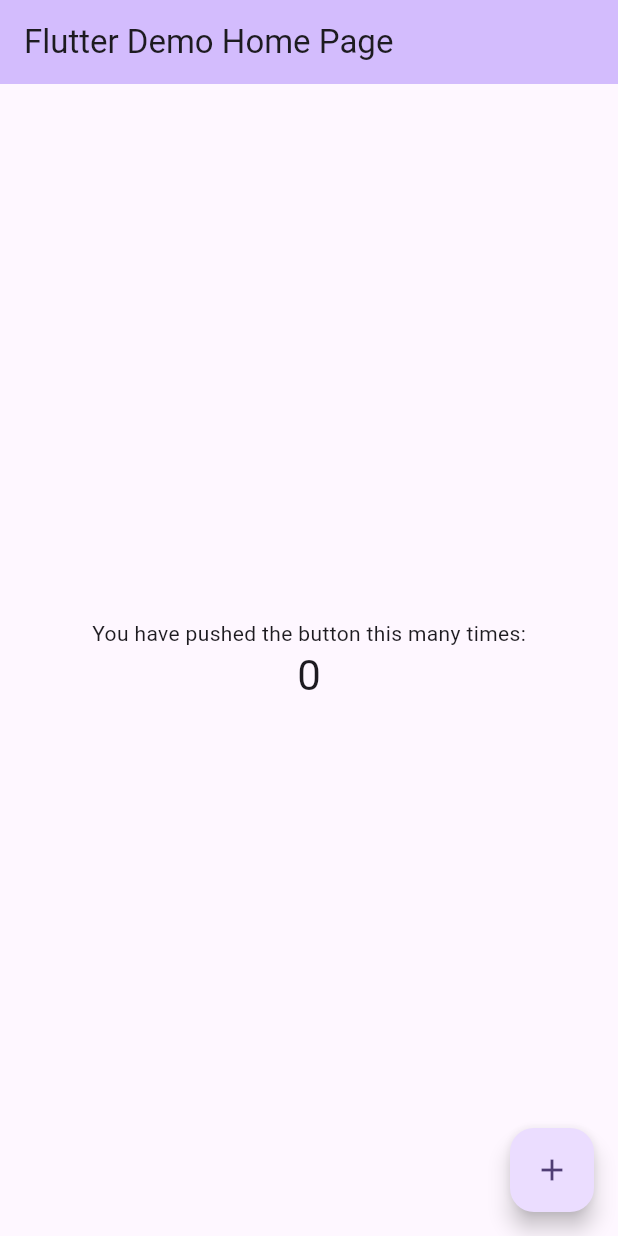
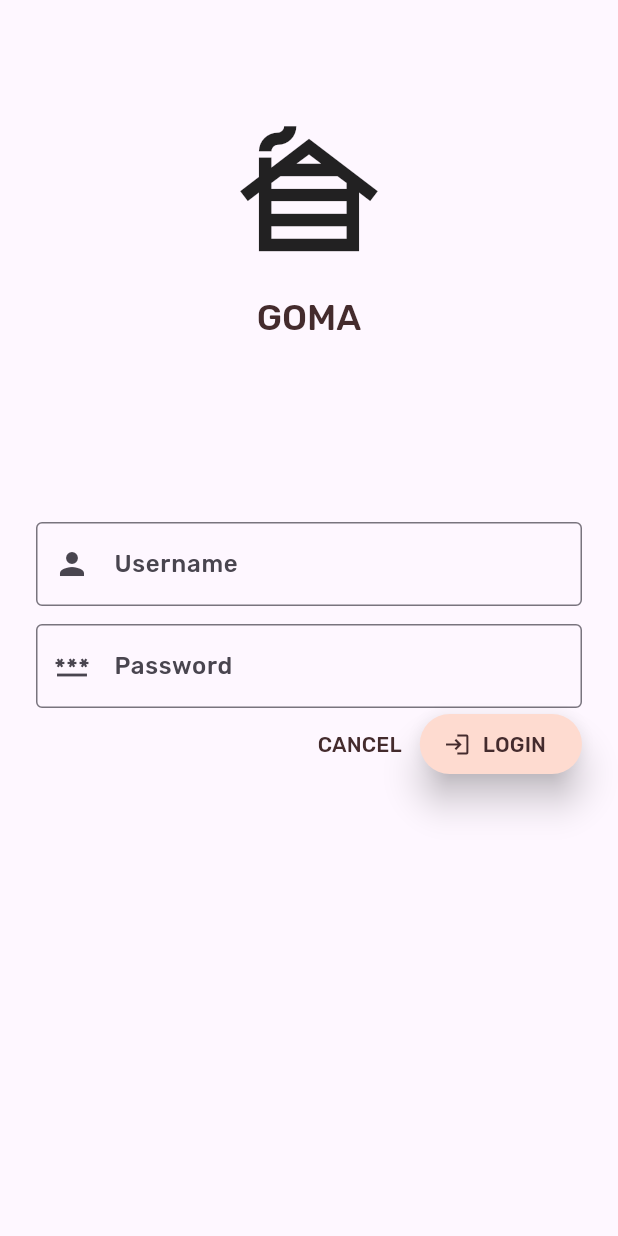
Before and after one commit to HanielPinheiro/FlutterStudies, a Flutter app: the screen it shows after launch, on a phone screen of 412 x 824 dp. Run offline on Flutter 3.47's test engine with Material 3 defaults, Android fonts, the phone set to English and light mode, and no system bars.

Commit message:
Material App Design
MDC tutorial in Codelab

```diff
--- /dev/null
+++ b/Praticando/lib/design/colors.dart
@@ -0,0 +1,13 @@
+import 'package:flutter/material.dart';
+
+const kShrinePink50 = Color(0xFFFEEAE6);
+const kShrinePink100 = Color(0xFFFEDBD0);
+const kShrinePink300 = Color(0xFFFBB8AC);
+const kShrinePink400 = Color(0xFFEAA4A4);
+
+const kShrineBrown900 = Color(0xFF442B2D);
+
+const kShrineErrorRed = Color(0xFFC5032B);
+
+const kShrineSurfaceWhite = Color(0xFFFFFBFA);
+const kShrineBackgroundWhite = Colors.white;
--- /dev/null
+++ b/Praticando/lib/design/theme.dart
@@ -0,0 +1,28 @@
+import 'package:flutter/material.dart';
+import 'colors.dart';
+
+class ShrineTheme {
+  static ThemeData buildShrineTheme() {
+    final ThemeData base = ThemeData.light(useMaterial3: true);
+    return base.copyWith(
+      colorScheme: base.colorScheme.copyWith( primary: kShrinePink100,onPrimary: kShrineBrown900,secondary: kShrineBrown900,error: kShrineErrorRed),
+      textTheme: ShrineTheme.buildShrineTextTheme(base.textTheme),
+      textSelectionTheme: const TextSelectionThemeData(selectionColor: kShrinePink100),
+      inputDecorationTheme: const InputDecorationTheme(
+          border: OutlineInputBorder(),
+          focusedBorder: OutlineInputBorder( borderSide: BorderSide(width: 2.0,color: kShrineBrown900)),
+          floatingLabelStyle: TextStyle(color: kShrineBrown900),
+      ),
+    );
+  }
+
+  static TextTheme buildShrineTextTheme(TextTheme base) {
+    return base
+        .copyWith(
+          headlineSmall: base.headlineSmall!.copyWith(fontWeight: FontWeight.w500),
+          titleLarge: base.titleLarge!.copyWith(fontSize: 18.0),
+          bodySmall: base.bodySmall!.copyWith(fontWeight: FontWeight.w400, fontSize: 14.0),
+          bodyLarge: base.bodyLarge!.copyWith(fontWeight: FontWeight.w500, fontSize: 16.0),
+        ).apply(fontFamily: 'Rubik', displayColor: kShrineBrown900, bodyColor: kShrineBrown900);
+  }
+}
--- /dev/null
+++ b/Praticando/lib/login.dart
@@ -0,0 +1,48 @@
+import 'package:flutter/material.dart';
+
+class LoginPage extends StatefulWidget {
+  const LoginPage({super.key});
+
+  @override
+  _LoginPageState createState() => _LoginPageState();
+}
+
+class _LoginPageState extends State<LoginPage> {
+  final _usernameController = TextEditingController();
+  final _passwordController = TextEditingController();
+
+  @override
+  Widget build(BuildContext context) {
+    return Scaffold(
+      body: SafeArea(
+        child: ListView(
+          padding: const EdgeInsets.symmetric(horizontal: 24.0),
+          children: <Widget>[
+            const SizedBox(height: 80.0),
+            Column(children: <Widget> [ Icon(Icons.cabin,size: 100, semanticLabel: 'logo',), const SizedBox(height: 16.0), Text('GOMA', style: Theme.of(context).textTheme.headlineSmall)]),
+            const SizedBox(height: 120.0),
+
+            TextField(controller: _usernameController,decoration: const InputDecoration(prefixIcon: Icon(Icons.person),labelText: 'Username')),
+            const SizedBox(height: 12.0),
+            TextField(controller: _passwordController,decoration: const InputDecoration(prefixIcon: Icon(Icons.password),labelText: 'Password'),obscureText: true),
+
+            OverflowBar(
+              alignment: MainAxisAlignment.end, // TODO: Add a beveled rectangular border to CANCEL (103)
+              children: <Widget>[
+                TextButton(
+                      onPressed: () { _usernameController.clear(); _passwordController.clear(); },
+                      style: TextButton.styleFrom(foregroundColor: Theme.of(context).colorScheme.secondary),child: const Text('CANCEL'),
+                ),
+                ElevatedButton.icon(
+                      icon: Icon(Icons.login, color: Theme.of(context).colorScheme.secondary,),
+                      label: const Text('LOGIN'), onPressed: () { Navigator.pop(context); },
+                      style: ElevatedButton.styleFrom( foregroundColor: Theme.of(context).colorScheme.secondary, backgroundColor: Theme.of(context).colorScheme.primary, elevation: 10.0,),
+                ),
+                // TODO: Add an elevation to NEXT (103)
+                // TODO: Add a beveled rectangular border to NEXT (103)
+              ],
+            ),
+
+          ],),),);
+  }
+}
--- a/Praticando/lib/main.dart
+++ b/Praticando/lib/main.dart
@@ -1,100 +1,29 @@
 import 'package:flutter/material.dart';
+import 'home.dart';
+import 'login.dart';
+import 'design/theme.dart';
 
-void main() {
-  runApp(const MyApp());
-}
+void main() => runApp(const ShrineApp());
 
-class MyApp extends StatelessWidget {
-  const MyApp({super.key});
-
-  // This widget is the root of your application.
+// TODO: Convert ShrineApp to stateful widget (104)
+class ShrineApp extends StatelessWidget {
+  const ShrineApp({Key? key}) : super(key: key);
   @override
   Widget build(BuildContext context) {
     return MaterialApp(
-      title: 'Flutter Demo',
-      theme: ThemeData(
-            colorScheme: ColorScheme.fromSeed(seedColor: Colors.deepPurple),
-        useMaterial3: true,
-      ),
-      home: const MyHomePage(title: 'Flutter Demo Home Page'),
+      title: 'Shrine',
+      initialRoute: '/login',
+      routes: {
+        '/login': (BuildContext context) => const LoginPage(),
+        // TODO: Change to a Backdrop with a HomePage frontLayer (104)
+        '/': (BuildContext context) => const HomePage(),
+        // TODO: Make currentCategory field take _currentCategory (104)
+        // TODO: Pass _currentCategory for frontLayer (104)
+        // TODO: Change backLayer field value to CategoryMenuPage (104)
+      },
+      //theme: ThemeData.dark(useMaterial3: true),
+      theme: ShrineTheme.buildShrineTheme()
+
     );
   }
 }
-
-class MyHomePage extends StatefulWidget {
-  const MyHomePage({super.key, required this.title});
-  final String title;
-
-  @override
-  State<MyHomePage> createState() => _MyHomePageState();
-}
-
-class _MyHomePageState extends State<MyHomePage> {
-  int _counter = 0;
-
-  void _incrementCounter() {
-    setState(() {
-      // This call to setState tells the Flutter framework that something has
-      // changed in this State, which causes it to rerun the build method below
-      // so that the display can reflect the updated values. If we changed
-      // _counter without calling setState(), then the build method would not be
-      // called again, and so nothing would appear to happen.
-      _counter++;
-    });
-  }
-
-  @override
-  Widget build(BuildContext context) {
-    // This method is rerun every time setState is called, for instance as done
-    // by the _incrementCounter method above.
-    //
-    // The Flutter framework has been optimized to make rerunning build methods
-    // fast, so that you can just rebuild anything that needs updating rather
-    // than having to individually change instances of widgets.
-    return Scaffold(
-      appBar: AppBar(
-        // TRY THIS: Try changing the color here to a specific color (to
-        // Colors.amber, perhaps?) and trigger a hot reload to see the AppBar
-        // change color while the other colors stay the same.
-        backgroundColor: Theme.of(context).colorScheme.inversePrimary,
-        // Here we take the value from the MyHomePage object that was created by
-        // the App.build method, and use it to set our appbar title.
-        title: Text(widget.title),
-      ),
-      body: Center(
-        // Center is a layout widget. It takes a single child and positions it
-        // in the middle of the parent.
-        child: Column(
-          // Column is also a layout widget. It takes a list of children and
-          // arranges them vertically. By default, it sizes itself to fit its
-          // children horizontally, and tries to be as tall as its parent.
-          //
-          // Column has various properties to control how it sizes itself and
-          // how it positions its children. Here we use mainAxisAlignment to
-          // center the children vertically; the main axis here is the vertical
-          // axis because Columns are vertical (the cross axis would be
-          // horizontal).
-          //
-          // TRY THIS: Invoke "debug painting" (choose the "Toggle Debug Paint"
-          // action in the IDE, or press "p" in the console), to see the
-          // wireframe for each widget.
-          mainAxisAlignment: MainAxisAlignment.center,
-          children: <Widget>[
-            const Text(
-              'You have pushed the button this many times:',
-            ),
-            Text(
-              '$_counter',
-              style: Theme.of(context).textTheme.headlineMedium,
-            ),
-          ],
-        ),
-      ),
-      floatingActionButton: FloatingActionButton(
-        onPressed: _incrementCounter,
-        tooltip: 'Increment',
-        child: const Icon(Icons.add),
-      ), // This trailing comma makes auto-formatting nicer for build methods.
-    );
-  }
-}
```
Also changed, not shown: Praticando/lib/home.dart (added, +70 -0 lines), Praticando/lib/model/product.dart (added, +28 -0 lines), Praticando/lib/model/product_repository.dart (added, +281 -0 lines), Praticando/pubspec.yaml (+47 -31 lines), Praticando/fonts/Rubik-Medium.ttf (added), Praticando/fonts/Rubik-Regular.ttf (added), Praticando/pubspec.lock, 1 other file.
